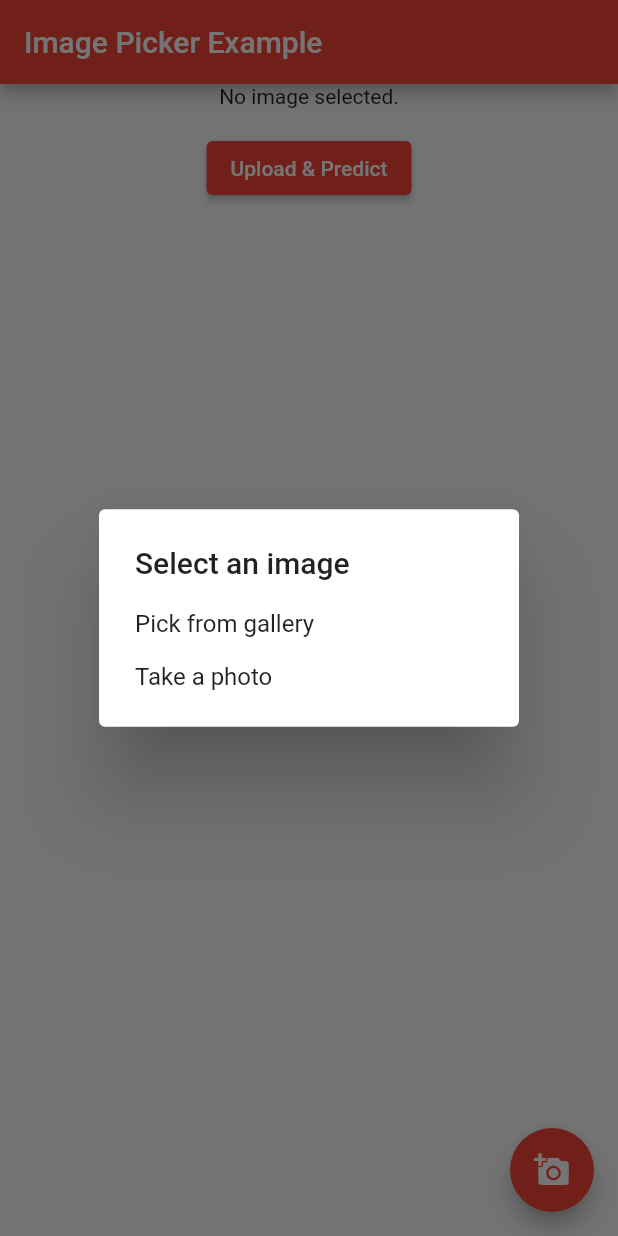
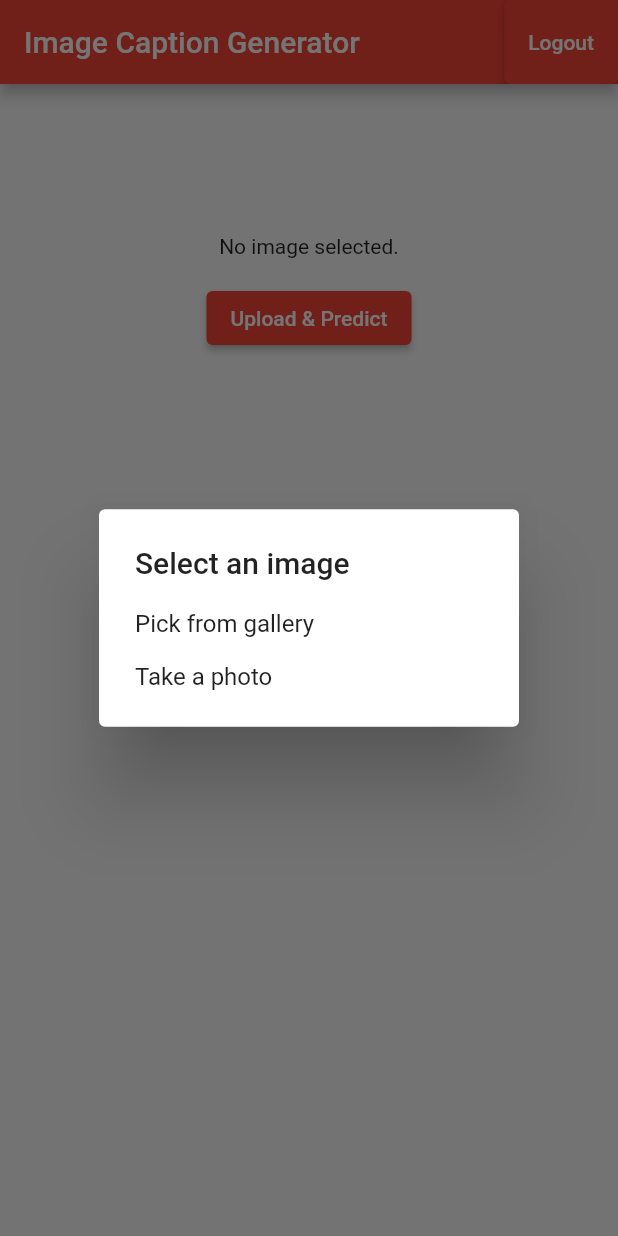
Before and after one commit to SrujanReddyKallu/iomp-flutter, a Flutter app: the ImagePickerExample screen opened directly, after a tap on "Upload & Predict", on a phone screen of 412 x 824 dp. Run offline on Flutter 3.47's test engine with Material 2 defaults, Android fonts, the phone set to English and light mode, and no system bars; our stand-ins replace cloud_firestore, firebase_auth, firebase_core, fluttertoast, image_picker; accounts and stored records are empty.

Commit message:
second commit

```diff
--- a/lib/screens/login.dart
+++ b/lib/screens/login.dart
@@ -122,6 +122,8 @@ class _LoginScreenState extends State<LoginScreen>
                   mainAxisAlignment: MainAxisAlignment.center,
                   crossAxisAlignment: CrossAxisAlignment.center,
                   children: <Widget>[
+                    Text("Image Caption Generator",style: TextStyle(fontSize: 25,fontWeight: FontWeight.bold,color: Colors.redAccent),),
+                    SizedBox(height: 80,),
                     SizedBox(
                         height: 200,
                         child: Image.asset(
--- a/lib/screens/vidtoaud.dart
+++ b/lib/screens/vidtoaud.dart
@@ -4,6 +4,8 @@ import 'dart:io';
 import 'package:http/http.dart' as http;
 import 'package:http_parser/http_parser.dart';
 import 'dart:convert';
+
+import 'package:iomp/screens/login.dart';
 
 
 class ImagePickerExample extends StatefulWidget {
@@ -34,6 +36,9 @@ class _ImagePickerExampleState extends State<ImagePickerExample> {
   }
 
   Future<void> _sendImageToServer(File image) async {
+    setState(() {
+      responseText = null;
+    });
     var uri = Uri.parse("http://34.227.89.166:5000/predict");
 
     var request = http.MultipartRequest('POST', uri)
@@ -49,7 +54,7 @@ class _ImagePickerExampleState extends State<ImagePickerExample> {
 
     if (response.statusCode == 200) {
       var responseBody = await response.stream.bytesToString();
-      var decodedResponse=jsonDecode(responseBody);
+      var decodedResponse = jsonDecode(responseBody);
       // Update the UI with the response.
       setState(() {
         responseText = decodedResponse['result'];
@@ -61,12 +66,25 @@ class _ImagePickerExampleState extends State<ImagePickerExample> {
 
   @override
   @override
+  @override
   Widget build(BuildContext context) {
     return Scaffold(
       appBar: AppBar(
-        title: const Text('Image Picker Example'),
+        title: const Text('Image Caption Generator'),
+        actions: <Widget>[
+          ElevatedButton(
+            onPressed: () {
+              Navigator.push(context,
+                  MaterialPageRoute(builder: (context) => LoginScreen()));
+            },
+            child: Text('Logout'),
           ),
-      body: SingleChildScrollView(  // <-- Added this
+        ],
+      ),
+      body: Padding( // <-- Added Padding here
+        padding: const EdgeInsets.fromLTRB(20, 100, 20, 100),
+        // <-- Specify your desired padding value here
+        child: SingleChildScrollView(
           child: Column(
             mainAxisAlignment: MainAxisAlignment.center,
             children: [
@@ -79,9 +97,36 @@ class _ImagePickerExampleState extends State<ImagePickerExample> {
               if (responseText != null)
                 Padding(
                   padding: const EdgeInsets.all(16.0),
+                  child: Container(
+                    padding: const EdgeInsets.all(16.0),
+                    decoration: BoxDecoration(
+                      color: Colors.white,
+                      borderRadius: BorderRadius.circular(8.0),
+                      boxShadow: const [
+                        BoxShadow(
+                          color: Colors.black12,
+                          blurRadius: 5.0,
+                          offset: Offset(0, 2),
+                        ),
+                      ],
+                    ),
+                    child: Row(
+                      children: [
+                        Icon(Icons.message, color: Colors.blue),
+                        const SizedBox(width: 10),
+                        Expanded(
                           child: Text(
                             '$responseText',
+                            style: TextStyle(
+                              fontSize: 18.0,
+                              fontWeight: FontWeight.bold,
+                              color: Colors.blueGrey,
+                            ),
                             textAlign: TextAlign.center,
+                          ),
+                        ),
+                      ],
+                    ),
                   ),
                 ),
               ElevatedButton(
@@ -121,40 +166,6 @@ class _ImagePickerExampleState extends State<ImagePickerExample> {
             ],
           ),
         ),
-      floatingActionButton: FloatingActionButton(
-        onPressed: () {
-          showDialog(
-            context: context,
-            builder: (BuildContext context) {
-              return AlertDialog(
-                title: const Text('Select an image'),
-                content: SingleChildScrollView(
-                  child: ListBody(
-                    children: [
-                      GestureDetector(
-                        child: const Text('Pick from gallery'),
-                        onTap: () {
-                          _pickImage(ImageSource.gallery);
-                          Navigator.of(context).pop();
-                        },
-                      ),
-                      const SizedBox(height: 16.0),
-                      GestureDetector(
-                        child: const Text('Take a photo'),
-                        onTap: () {
-                          _pickImage(ImageSource.camera);
-                          Navigator.of(context).pop();
-                        },
-                      ),
-                    ],
-                  ),
-                ),
-              );
-            },
-          );
-        },
-        tooltip: 'Pick Image',
-        child: const Icon(Icons.add_a_photo),
       ),
     );
   }
```
Lines whose indentation alone changed are shown as unchanged.
